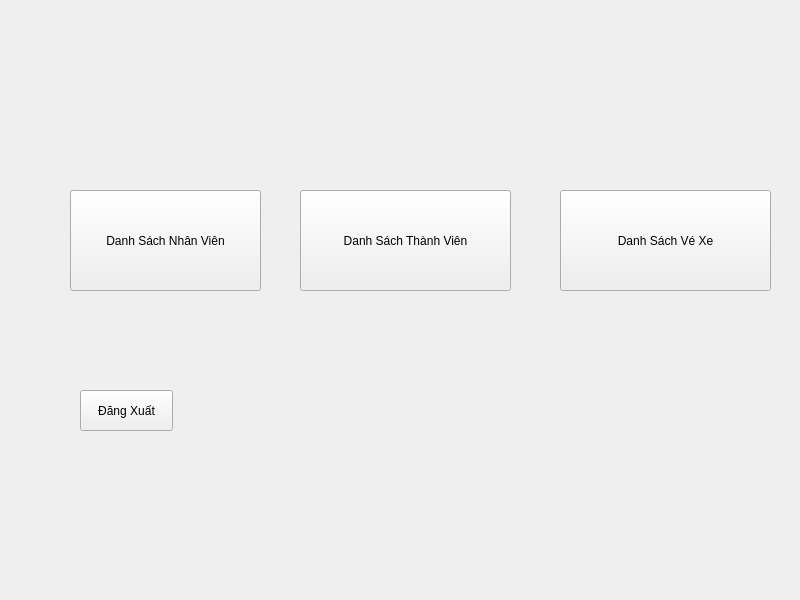
This is gui3/Menu.ui in nishlear/python-parkinglot-manager as Qt 5 draws it before an edit. The edited form follows.
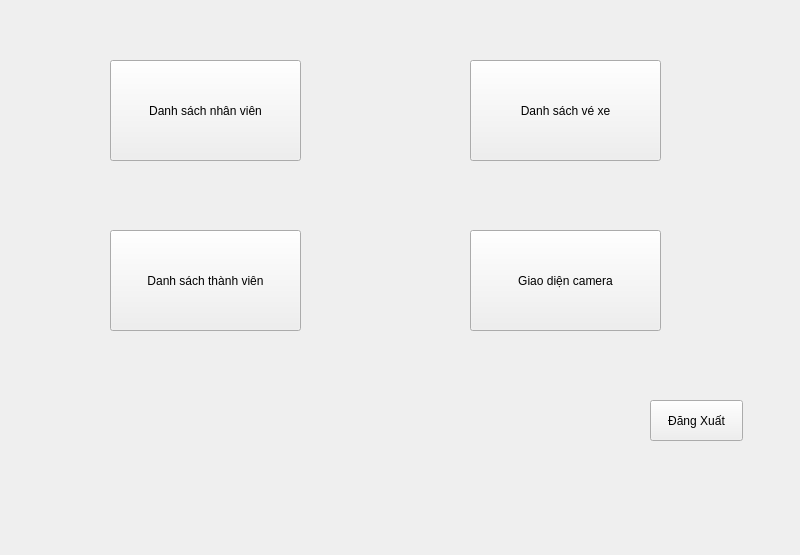
This is the edited form. Icons and pictures are not drawn.

What changed in the file:
```diff
--- a/gui3/Menu.ui
+++ b/gui3/Menu.ui
@@ -7,7 +7,7 @@
     <x>0</x>
     <y>0</y>
     <width>800</width>
-    <height>600</height>
+    <height>555</height>
    </rect>
   </property>
   <property name="windowTitle">
@@ -21,21 +21,21 @@
    <widget class="QPushButton" name="pushButton">
     <property name="geometry">
      <rect>
-      <x>70</x>
-      <y>190</y>
+      <x>110</x>
+      <y>60</y>
       <width>191</width>
       <height>101</height>
      </rect>
     </property>
     <property name="text">
-     <string>Danh Sách Nhân Viên</string>
+     <string>Danh sách nhân viên</string>
     </property>
    </widget>
    <widget class="QPushButton" name="pushButton_5">
     <property name="geometry">
      <rect>
-      <x>80</x>
-      <y>390</y>
+      <x>650</x>
+      <y>400</y>
       <width>93</width>
       <height>41</height>
      </rect>
@@ -47,27 +47,40 @@
    <widget class="QPushButton" name="pushButton_3">
     <property name="geometry">
      <rect>
-      <x>560</x>
-      <y>190</y>
-      <width>211</width>
+      <x>470</x>
+      <y>60</y>
+      <width>191</width>
       <height>101</height>
      </rect>
     </property>
     <property name="text">
-     <string>Danh Sách Vé Xe</string>
+     <string>Danh sách vé xe</string>
     </property>
    </widget>
    <widget class="QPushButton" name="pushButton_4">
     <property name="geometry">
      <rect>
-      <x>300</x>
-      <y>190</y>
-      <width>211</width>
+      <x>110</x>
+      <y>230</y>
+      <width>191</width>
       <height>101</height>
      </rect>
     </property>
     <property name="text">
-     <string>Danh Sách Thành Viên</string>
+     <string>Danh sách thành viên</string>
+    </property>
+   </widget>
+   <widget class="QPushButton" name="pushButton_6">
+    <property name="geometry">
+     <rect>
+      <x>470</x>
+      <y>230</y>
+      <width>191</width>
+      <height>101</height>
+     </rect>
+    </property>
+    <property name="text">
+     <string>Giao diện camera</string>
     </property>
    </widget>
   </widget>
```
Left out of the diff: 2 changed lines with no effect on the pictures.
